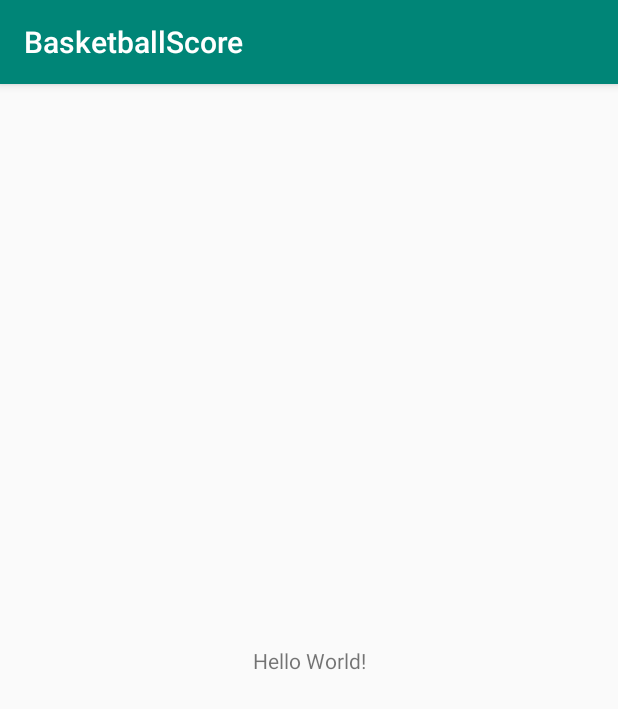
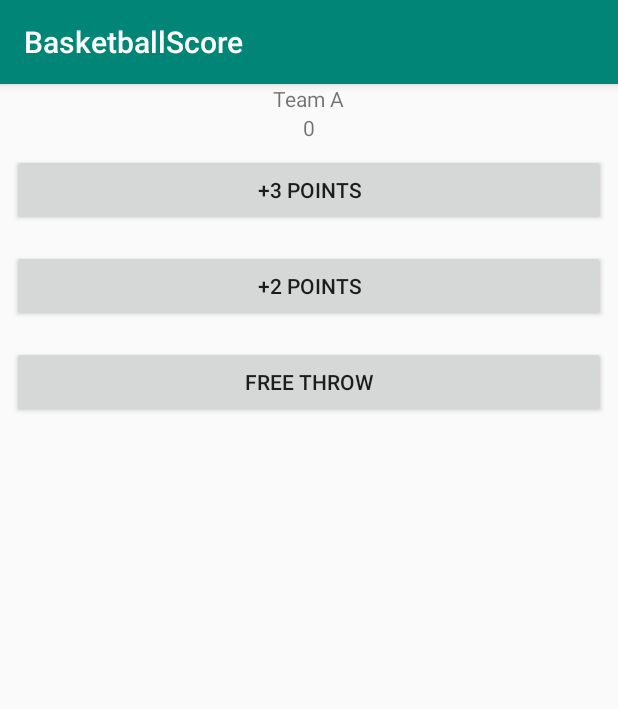
Before and after one commit to HeronationInternshipStudy/BasketballScore, an Android app: the screen it shows after launch (MainActivity), on a phone screen of 412 x 824 dp. Shown: the top 709 px of the screen. Run offline under Robolectric (Android 15) with nearby library versions, the phone set to English and light mode, and no system bars.

Commit message:
add bascketball score function

```diff
--- a/app/src/main/java/com/example/basketballscore/MainActivity.java
+++ b/app/src/main/java/com/example/basketballscore/MainActivity.java
@@ -3,12 +3,37 @@ package com.example.basketballscore;
 import androidx.appcompat.app.AppCompatActivity;
 
 import android.os.Bundle;
+import android.view.View;
+import android.widget.TextView;
 
 public class MainActivity extends AppCompatActivity {
 
+    int total_score=0;
+    TextView scoreView;
     @Override
     protected void onCreate(Bundle savedInstanceState) {
         super.onCreate(savedInstanceState);
         setContentView(R.layout.activity_main);
+        displayForTeamA(total_score);
+    }
+
+    /**
+     * Displays the given score for Team A.
+     */
+    public void displayForTeamA(int score) {
+        scoreView = (TextView) findViewById(R.id.team_a_score);
+        scoreView.setText(String.valueOf(score));
+    }
+    public void button3(View view){
+        total_score+=3;
+        scoreView.setText(String.valueOf(total_score));
+    }
+    public void button2(View view){
+        total_score+=2;
+        scoreView.setText(String.valueOf(total_score));
+    }
+    public void buttonFree(View view){
+        total_score+=1;
+        scoreView.setText(String.valueOf(total_score));
     }
 }
--- a/app/src/main/res/layout/activity_main.xml
+++ b/app/src/main/res/layout/activity_main.xml
@@ -1,18 +1,45 @@
 <?xml version="1.0" encoding="utf-8"?>
-<androidx.constraintlayout.widget.ConstraintLayout xmlns:android="http://schemas.android.com/apk/res/android"
+<LinearLayout xmlns:android="http://schemas.android.com/apk/res/android"
     xmlns:app="http://schemas.android.com/apk/res-auto"
     xmlns:tools="http://schemas.android.com/tools"
     android:layout_width="match_parent"
     android:layout_height="match_parent"
+    android:orientation="vertical"
     tools:context=".MainActivity">
 
     <TextView
         android:layout_width="wrap_content"
         android:layout_height="wrap_content"
-        android:text="Hello World!"
-        app:layout_constraintBottom_toBottomOf="parent"
-        app:layout_constraintLeft_toLeftOf="parent"
-        app:layout_constraintRight_toRightOf="parent"
-        app:layout_constraintTop_toTopOf="parent" />
+        android:layout_gravity="center_horizontal"
+        android:text="Team A" />
 
-</androidx.constraintlayout.widget.ConstraintLayout>
+    <TextView
+        android:id="@+id/team_a_score"
+        android:layout_width="wrap_content"
+        android:layout_height="wrap_content"
+        android:layout_gravity="center_horizontal"
+        android:text="0" />
+
+    <Button
+        android:layout_width="match_parent"
+        android:layout_height="wrap_content"
+        android:layout_margin="8dp"
+        android:textAllCaps="true"
+        android:onClick="button3"
+        android:text="+3 points" />
+    <Button
+        android:layout_width="match_parent"
+        android:layout_height="wrap_content"
+        android:layout_margin="8dp"
+        android:textAllCaps="true"
+        android:onClick="button2"
+        android:text="+2 points" />
+    <Button
+        android:layout_width="match_parent"
+        android:layout_height="wrap_content"
+        android:layout_margin="8dp"
+        android:textAllCaps="true"
+        android:onClick="buttonFree"
+        android:text="FREE THROW" />
+
+</LinearLayout>
```
